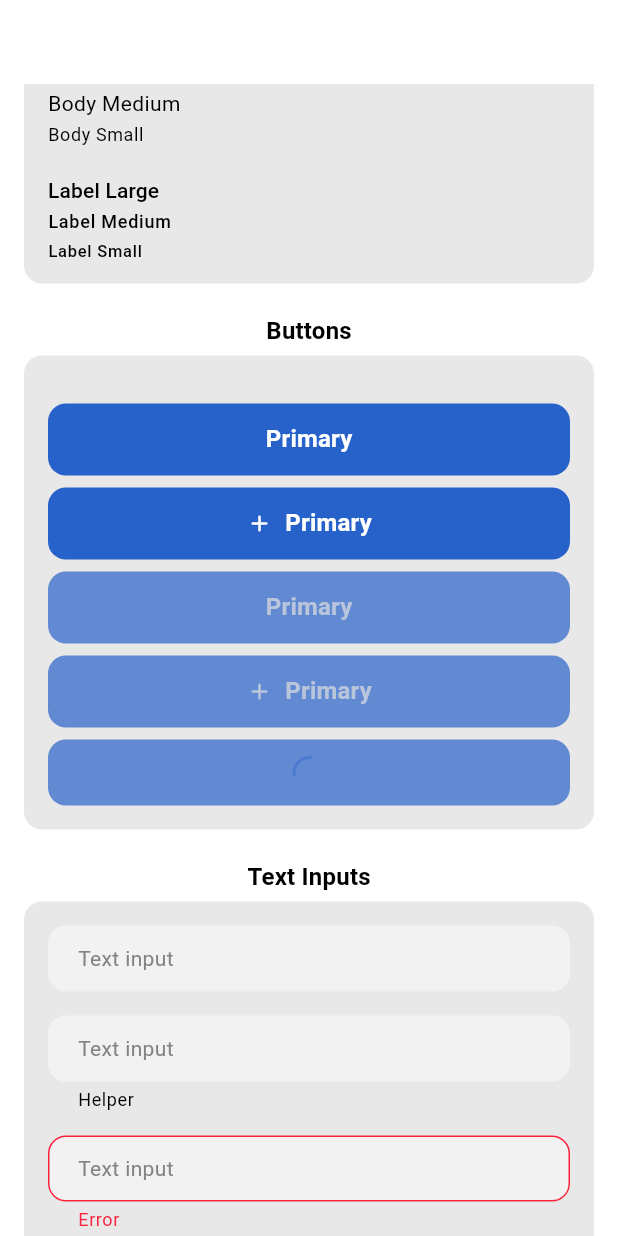
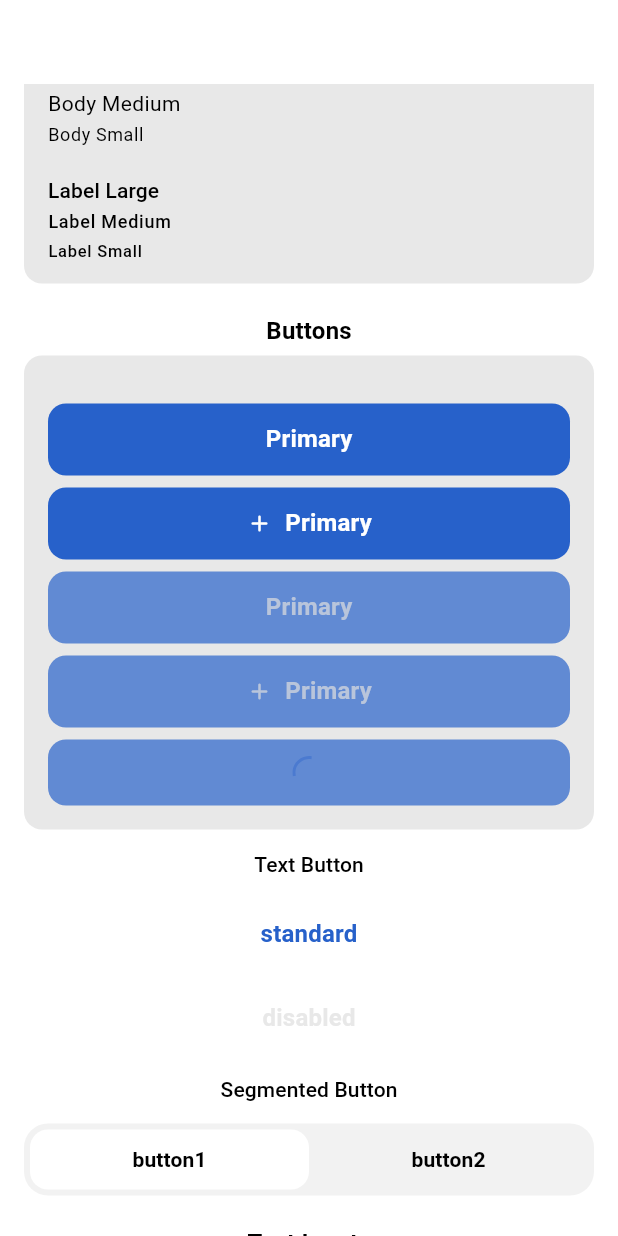
Before and after one commit to Sharaletic/article, a Flutter app: the screen it shows after launch, scrolled down 476 dp, on a phone screen of 412 x 824 dp. Run offline on Flutter 3.47's test engine with Material 3 defaults, Android fonts, the phone set to English and light mode, and no system bars; our stand-ins replace bloc_concurrency, firebase_auth, firebase_core, flutter_bloc, logger; missing offline and left inert: cronet_http, cupertino_http; accounts and stored records are empty; Roboto replaces fonts that are missing (SfPro).

Commit message:
Created a segmented button in Ui Kit

```diff
--- a/lib/src/feature/src/authentication/presentation/widget/login/forgot_password_button.dart
+++ b/lib/src/feature/src/authentication/presentation/widget/login/forgot_password_button.dart
@@ -5,21 +5,11 @@ class ForgotPasswordButton extends StatelessWidget {
 
   @override
   Widget build(BuildContext context) {
-    final palette = Theme.of(context).colorPalette;
     return Align(
       alignment: Alignment.topRight,
-      child: TextButton(
+      child: UiButton.text(
         onPressed: () {},
-        style: TextButton.styleFrom(
-          minimumSize: Size.zero,
-          padding: EdgeInsets.zero,
-          tapTargetSize: MaterialTapTargetSize.shrinkWrap,
-        ),
-        child: UiText.titleSmall(
-          'Забыль пароль?',
-          color: palette.primary,
-          style: TextStyle(fontWeight: FontWeight.w600),
-        ),
+        label: const Text('Забыль пароль?'),
       ),
     );
   }
--- a/packages/ui_kit/lib/src/components/button.dart
+++ b/packages/ui_kit/lib/src/components/button.dart
@@ -1,6 +1,6 @@
 import '../../ui_kit.dart';
 
-enum ButtonVariant { filledPrimary }
+enum ButtonVariant { filledPrimary, text, segmented }
 
 class UiButton extends ButtonStyleButton {
   final ButtonVariant variant;
@@ -8,7 +8,7 @@ class UiButton extends ButtonStyleButton {
   UiButton.filledPrimary({
     required VoidCallback? onPressed,
     bool enabled = true,
-    IconAlignment iconAlignment = IconAlignment.start,
+    IconAlignment iconAlignment = .start,
     Widget? label,
     Widget? icon,
     VoidCallback? onLongPress,
@@ -21,7 +21,61 @@ class UiButton extends ButtonStyleButton {
     super.statesController,
     super.isSemanticButton,
     super.key,
-  }) : variant = ButtonVariant.filledPrimary,
+  }) : variant = .filledPrimary,
+       super(
+         child: _ButtonIconAndLabel(
+           icon: icon,
+           label: label,
+           iconAlignment: iconAlignment,
+         ),
+         onPressed: enabled ? onPressed : null,
+         onLongPress: enabled ? onLongPress : null,
+       );
+
+  UiButton.text({
+    required VoidCallback onPressed,
+    bool enabled = true,
+    IconAlignment iconAlignment = IconAlignment.start,
+    Widget? label,
+    Widget? icon,
+    VoidCallback? onLongPress,
+    super.autofocus = false,
+    super.onHover,
+    super.onFocusChange,
+    super.style,
+    super.focusNode,
+    super.clipBehavior,
+    super.statesController,
+    super.isSemanticButton,
+    super.key,
+  }) : variant = .text,
+       super(
+         child: _ButtonIconAndLabel(
+           icon: icon,
+           label: label,
+           iconAlignment: iconAlignment,
+         ),
+         onPressed: enabled ? onPressed : null,
+         onLongPress: enabled ? onLongPress : null,
+       );
+
+  UiButton.segmented({
+    required VoidCallback onPressed,
+    bool enabled = true,
+    IconAlignment iconAlignment = .start,
+    required Widget label,
+    Widget? icon,
+    VoidCallback? onLongPress,
+    super.autofocus = false,
+    super.onHover,
+    super.onFocusChange,
+    super.style,
+    super.focusNode,
+    super.clipBehavior,
+    super.statesController,
+    super.isSemanticButton,
+    super.key,
+  }) : variant = .segmented,
        super(
          child: _ButtonIconAndLabel(
            icon: icon,
@@ -39,7 +93,12 @@ class UiButton extends ButtonStyleButton {
     final typography = theme.appTypography;
 
     return switch (variant) {
-      ButtonVariant.filledPrimary => _FilledButtonPrimaryStyle(
+      .filledPrimary => _FilledButtonPrimaryStyle(
+        colorPalette: colors,
+        typography: typography,
+      ),
+      .text => _TextButtonStyle(colorPalette: colors, typography: typography),
+      .segmented => _SegmentedButtonStyle(
         colorPalette: colors,
         typography: typography,
       ),
@@ -143,6 +202,105 @@ class _FilledButtonPrimaryStyle extends _UiBaseButtonStyle {
   );
 }
 
+class _TextButtonStyle extends _UiBaseButtonStyle {
+  const _TextButtonStyle({
+    required super.colorPalette,
+    required super.typography,
+  });
+
+  @override
+  WidgetStateProperty<Color?>? get backgroundColor =>
+      const WidgetStatePropertyAll(Colors.transparent);
+
+  @override
+  WidgetStateProperty<Color?>? get foregroundColor =>
+      WidgetStateProperty.resolveWith((Set<WidgetState> states) {
+        if (states.contains(WidgetState.disabled)) {
+          return colorPalette.mutedForeground;
+        }
+        return colorPalette.primary;
+      });
+
+  @override
+  WidgetStateProperty<Color?>? get overlayColor =>
+      WidgetStateProperty.resolveWith((Set<WidgetState> states) {
+        if (states.contains(WidgetState.pressed)) {
+          return colorPalette.primary.withValues(alpha: 0.1);
+        }
+        if (states.contains(WidgetState.hovered)) {
+          return colorPalette.primary.withValues(alpha: 0.08);
+        }
+        if (states.contains(WidgetState.focused)) {
+          return colorPalette.primary.withValues(alpha: 0.1);
+        }
+        return null;
+      });
+}
+
+class _SegmentedButtonStyle extends _UiBaseButtonStyle {
+  const _SegmentedButtonStyle({
+    required super.colorPalette,
+    required super.typography,
+  });
+
+  @override
+  WidgetStateProperty<Color?>? get foregroundColor =>
+      WidgetStateProperty.resolveWith((Set<WidgetState> states) {
+        if (states.contains(WidgetState.disabled)) {
+          return colorPalette.mutedForeground;
+        }
+        return colorPalette.primaryForeground;
+      });
+
+  @override
+  WidgetStateProperty<Color?>? get backgroundColor =>
+      WidgetStateProperty.resolveWith((states) {
+        if (states.contains(WidgetState.disabled)) {
+          return colorPalette.muted;
+        }
+        return colorPalette.primary;
+      });
+
+  @override
+  WidgetStateProperty<Color?>? get overlayColor =>
+      WidgetStateProperty.resolveWith((Set<WidgetState> states) {
+        final color = colorPalette.primaryForeground;
+        if (states.contains(WidgetState.pressed)) {
+          return color.withValues(alpha: 0.1);
+        }
+        if (states.contains(WidgetState.hovered)) {
+          return color.withValues(alpha: 0.08);
+        }
+        if (states.contains(WidgetState.focused)) {
+          return color.withValues(alpha: 0.1);
+        }
+        return null;
+      });
+
+  @override
+  WidgetStateProperty<double>? get elevation =>
+      WidgetStateProperty.resolveWith((Set<WidgetState> states) {
+        if (states.contains(WidgetState.disabled)) {
+          return 0.0;
+        }
+        if (states.contains(WidgetState.pressed)) {
+          return 0.0;
+        }
+        if (states.contains(WidgetState.hovered)) {
+          return 0.0;
+        }
+        if (states.contains(WidgetState.focused)) {
+          return 0.0;
+        }
+        return 0.0;
+      });
+
+  @override
+  WidgetStateProperty<Color>? get shadowColor => WidgetStatePropertyAll<Color>(
+    colorPalette.foreground.withValues(alpha: .18),
+  );
+}
+
 class _UiBaseButtonStyle extends ButtonStyle {
   const _UiBaseButtonStyle({
     required this.colorPalette,
@@ -161,9 +319,7 @@ class _UiBaseButtonStyle extends ButtonStyle {
   @override
   WidgetStateProperty<OutlinedBorder?>? get shape =>
       const WidgetStatePropertyAll(
-        RoundedRectangleBorder(
-          borderRadius: BorderRadius.all(Radius.circular(12)),
-        ),
+        RoundedRectangleBorder(borderRadius: .all(.circular(12))),
       );
 
   @override
@@ -171,9 +327,7 @@ class _UiBaseButtonStyle extends ButtonStyle {
 
   @override
   WidgetStateProperty<EdgeInsetsGeometry?>? get padding =>
-      const WidgetStatePropertyAll(
-        EdgeInsets.symmetric(horizontal: 16, vertical: 12),
-      );
+      const WidgetStatePropertyAll(.symmetric(horizontal: 16, vertical: 12));
 
   @override
   WidgetStateProperty<Size?>? get minimumSize =>
@@ -233,7 +387,7 @@ class _UiBaseButtonStyle extends ButtonStyle {
       showBorder: states.contains(WidgetState.focused),
       border: RoundedRectangleBorder(
         side: BorderSide(color: colorPalette.ring, width: 2),
-        borderRadius: BorderRadius.circular(8),
+        borderRadius: .circular(8),
       ),
       child: child,
     );
--- /dev/null
+++ b/packages/ui_kit/lib/src/components/segmented_button.dart
@@ -0,0 +1,62 @@
+import 'package:ui_kit/ui_kit.dart';
+
+class UiSegmentedButton extends StatefulWidget {
+  const UiSegmentedButton({
+    required this.onSelected,
+    required this.items,
+    super.key,
+  });
+
+  final ValueChanged<String> onSelected;
+  final List<String> items;
+
+  @override
+  State<UiSegmentedButton> createState() => _UiSegmentedButtonState();
+}
+
+class _UiSegmentedButtonState extends State<UiSegmentedButton> {
+  int _selectedIndex = 0;
+
+  @override
+  Widget build(BuildContext context) {
+    final theme = Theme.of(context);
+    final colors = theme.colorPalette;
+    final typography = theme.appTypography;
+
+    return Container(
+      decoration: BoxDecoration(
+        color: Theme.of(context).colorPalette.secondary,
+        borderRadius: const .all(.circular(16.0)),
+      ),
+      padding: const .all(4.0),
+      child: Row(
+        children: [
+          for (int i = 0; i < widget.items.length; i++)
+            Expanded(
+              child: UiButton.filledPrimary(
+                onPressed: () {
+                  setState(() {
+                    _selectedIndex = i;
+                    widget.onSelected(widget.items[i]);
+                  });
+                },
+                label: Text(widget.items[i]),
+                style: ButtonStyle(
+                  padding: const WidgetStatePropertyAll(
+                    .symmetric(horizontal: 4.0, vertical: 4.0),
+                  ),
+                  backgroundColor: i == _selectedIndex
+                      ? WidgetStatePropertyAll(colors.background)
+                      : const WidgetStatePropertyAll(Colors.transparent),
+                  textStyle: WidgetStatePropertyAll(
+                    typography.titleSmall.copyWith(fontWeight: .w600),
+                  ),
+                  foregroundColor: WidgetStatePropertyAll(colors.foreground),
+                ),
+              ),
+            ),
+        ],
+      ),
+    );
+  }
+}
--- /dev/null
+++ b/packages/ui_kit/lib/src/costants/dimensions.dart
@@ -0,0 +1 @@
+class UiDemensions {}
--- a/packages/ui_kit/lib/src/previews/buttons_preview.dart
+++ b/packages/ui_kit/lib/src/previews/buttons_preview.dart
@@ -11,7 +11,7 @@ class ButtonsPreview extends StatelessWidget {
         child: Wrap(
           spacing: 16,
           runSpacing: 16,
-          children: [_FilledPrimaryButton()],
+          children: [_FilledPrimaryButton(), _TextButton(), _SegmentedButton()],
         ),
       ),
     );
@@ -71,3 +71,44 @@ class _FilledPrimaryButton extends StatelessWidget {
     ),
   );
 }
+
+class _TextButton extends StatelessWidget {
+  const _TextButton();
+
+  @override
+  Widget build(BuildContext context) => Column(
+    children: [
+      Align(
+        alignment: Alignment.center,
+        child: UiText.titleSmall('Text Button'),
+      ),
+      const SizedBox(height: 16),
+      UiButton.text(onPressed: () {}, label: const Text('standard')),
+      const SizedBox(height: 8),
+      UiButton.text(
+        onPressed: () {},
+        label: const Text('disabled'),
+        enabled: false,
+      ),
+    ],
+  );
+}
+
+class _SegmentedButton extends StatelessWidget {
+  const _SegmentedButton();
+
+  @override
+  Widget build(BuildContext context) => Column(
+    children: [
+      Align(
+        alignment: Alignment.center,
+        child: UiText.titleSmall('Segmented Button'),
+      ),
+      const SizedBox(height: 16),
+      UiSegmentedButton(
+        onSelected: (selected) => print(selected),
+        items: const ['button1', 'button2'],
+      ),
+    ],
+  );
+}
--- a/packages/ui_kit/lib/ui_kit.dart
+++ b/packages/ui_kit/lib/ui_kit.dart
@@ -4,6 +4,7 @@ export 'package:flutter/material.dart';
 
 /// Components
 export 'src/components/button.dart';
+export 'src/components/segmented_button.dart';
 export 'src/components/text.dart';
 export 'src/components/text_field.dart';
 export 'src/components/card.dart';
```
